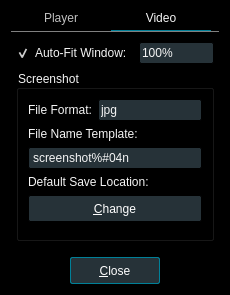
Above: src/ui/preferencesdialog.ui from u8sand/Baka-MPlayer before the change. Below: the same form after it.
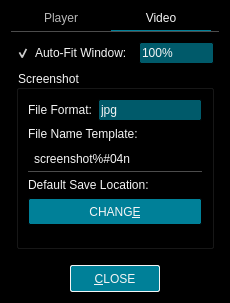
That is the form after the change. The open tabs and pages were chosen to show the change. Icons and pictures are not drawn.

Commit message: Tweak widget color themes

The edit to the form file:
```diff
--- a/src/ui/preferencesdialog.ui
+++ b/src/ui/preferencesdialog.ui
@@ -7,7 +7,7 @@
     <x>0</x>
     <y>0</y>
     <width>230</width>
-    <height>295</height>
+    <height>303</height>
    </rect>
   </property>
   <property name="windowTitle">
@@ -63,7 +63,7 @@
     <widget class="QTabWidget" name="tabWidget">
      <property name="styleSheet">
       <string notr="true">QTabWidget::pane { /* The tab widget frame */
-    border-top: 1px solid gray;
+    border-top: 1px solid #4C4C4C;
 	padding: 5px 0px;
 }
 
@@ -78,7 +78,7 @@
     border-bottom: 1px solid #008098;
 }
 QTabBar::tab:!selected {
-	color: silver;
+	color: #b8b8b8;
     margin-bottom: 1px;
 }</string>
      </property>
@@ -189,7 +189,7 @@
           <widget class="QComboBox" name="comboBox">
            <property name="styleSheet">
             <string notr="true">QComboBox {
-	background: #263238;
+	background: #005A6A;
 	border: 1px solid black;
 	border-radius: 2px;
 	padding: 2px;
@@ -245,7 +245,7 @@
            <widget class="QComboBox" name="formatComboBox">
             <property name="styleSheet">
              <string notr="true">QComboBox {
-	background: #263238;
+	background: #005A6A;
 	border: 1px solid black;
 	border-radius: 2px;
 	padding: 2px;
@@ -292,10 +292,14 @@
            <widget class="QLineEdit" name="templateLineEdit">
             <property name="styleSheet">
              <string notr="true">QLineEdit {
-	background: #263238;
-	border: 1px solid black;
-	border-radius: 2px;
-	padding: 2px;
+	background: black;
+	border: none;
+	border-bottom: 1px solid #4C4C4C;
+	padding: 4px;
+}
+QLineEdit:focus {
+    border: none;
+	border-bottom: 1px solid #008098;
 }</string>
             </property>
             <property name="text">
@@ -307,25 +311,27 @@
            <widget class="QPushButton" name="changeButton">
             <property name="styleSheet">
              <string notr="true">QPushButton {
-    background: #263238;
-	color: white;
+    background: #008098;
+	color: whitesmoke;
 	border: 1px solid black;
 	border-radius: 2px;
     min-width: 88px;
 	min-height: 25px;
 }
 QPushButton:default {
-	border: 1px solid #607d8b;
+	border: 1px solid #008098;
 }
 QPushButton:pressed {
     background: #607d8b;
 }
 QPushButton:disabled {
-    color: gray;
+	background: black;
+	border: 1px solid #008098;
+    color: #B8B8B8;
 }</string>
             </property>
             <property name="text">
-             <string>&amp;Change</string>
+             <string>CHANG&amp;E</string>
             </property>
            </widget>
           </item>
@@ -355,25 +361,27 @@
       <widget class="QPushButton" name="closeButton">
        <property name="styleSheet">
         <string notr="true">QPushButton {
-    background: #263238;
-	color: white;
+    background: #008098;
+	color: whitesmoke;
 	border: 1px solid black;
 	border-radius: 2px;
     min-width: 88px;
 	min-height: 25px;
 }
 QPushButton:default {
-	border: 1px solid #008098;
+	border: 1px solid whitesmoke;
 }
 QPushButton:pressed {
     background: #008098;
 }
 QPushButton:disabled {
-    color: gray;
+	background: black;
+	border: 1px solid #008098;
+    color: #B8B8B8;
 }</string>
        </property>
        <property name="text">
-        <string>&amp;Close</string>
+        <string>&amp;CLOSE</string>
        </property>
        <property name="default">
         <bool>true</bool>
```
Left out of the diff: 4 changed lines with no effect on the pictures. The commit also changes 5 other files.
